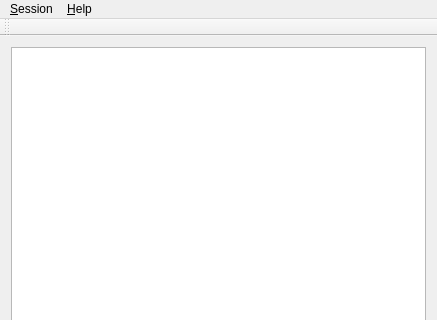
The window that mainwindow.ui (koalakoker/resParser) describes before a commit, drawn with Qt 5; both pictures show x 0 to 437 and y 0 to 320 of the 437 by 605 pixel window.
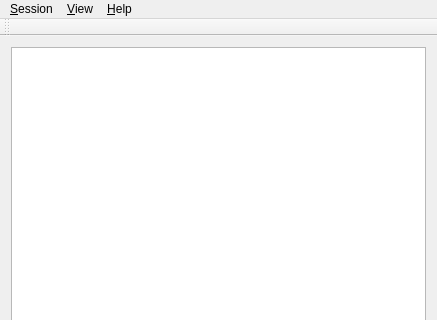
The same window after the commit. Custom widgets are drawn as their Qt base class.

The edit to the form file:
```diff
--- a/mainwindow.ui
+++ b/mainwindow.ui
@@ -64,7 +64,14 @@
     </property>
     <addaction name="actionAbout"/>
    </widget>
+   <widget class="QMenu" name="menuView">
+    <property name="title">
+     <string>&amp;View</string>
+    </property>
+    <addaction name="actionFunctions"/>
+   </widget>
    <addaction name="menu_Session"/>
+   <addaction name="menuView"/>
    <addaction name="menuHelp"/>
   </widget>
   <widget class="QToolBar" name="mainToolBar">
```
Left out of the diff: 11 changed lines with no effect on the pictures.
